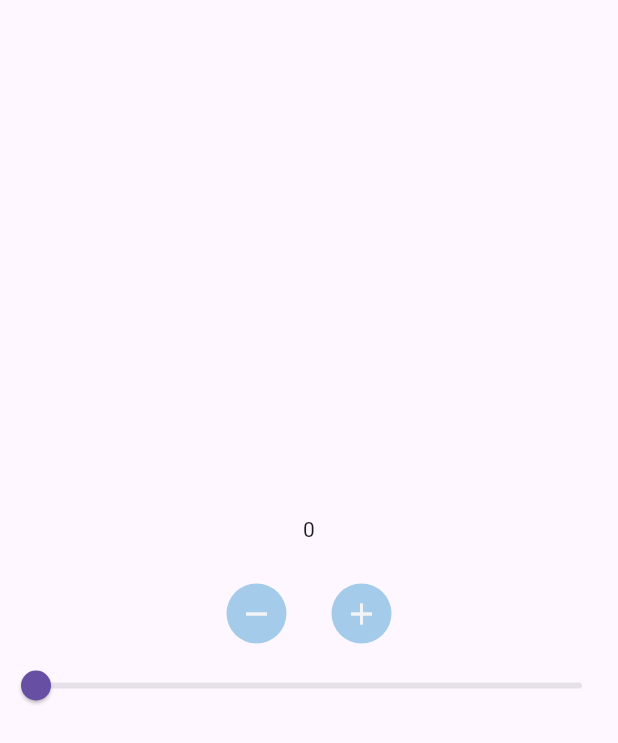
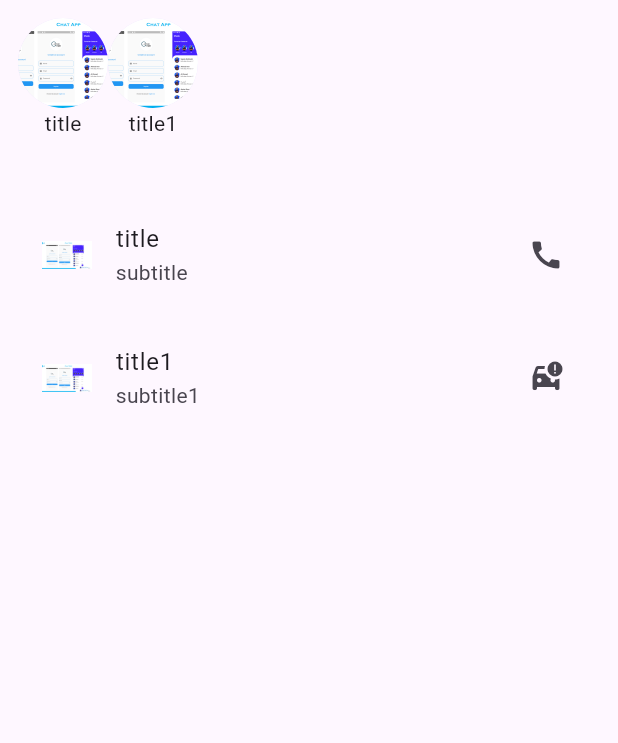
Before and after one commit to Iyh-Gaber/Topics, a Flutter app: the screen it shows after launch, on a phone screen of 412 x 824 dp. Shown: the top 743 px of the screen. Run offline on Flutter 3.47's test engine with Material 3 defaults, Android fonts, the phone set to English and light mode, and no system bars.

Commit message:
ListView widget and litTile

```diff
--- /dev/null
+++ b/lib/chat.dart
@@ -0,0 +1,62 @@
+import 'package:flutter/material.dart';
+import 'package:top_food/data_model.dart';
+
+class Chat extends StatelessWidget {
+   Chat({super.key});
+  List<DataModel> items = [
+DataModel(title: 'title', subtitle: 'subtitle', image: 'assets/images/Session-4.png', icon: Icons.call),
+DataModel(title: 'title1', subtitle: 'subtitle1', image: 'assets/images/Session-4.png', icon: Icons.car_crash),
+
+  ];
+
+  @override
+  Widget build(BuildContext context) {
+    return Scaffold(
+      body: SafeArea(
+        child: Padding(
+          padding: const EdgeInsets.all(12.0),
+          child: Column(
+            children: [
+              SizedBox(
+                height: 100,
+                child: ListView.separated(
+                  scrollDirection: Axis.horizontal,
+                  itemBuilder: (context, index) {
+                    return Column(
+                      children: [
+                        CircleAvatar(
+                          radius: 30,
+                          backgroundImage: AssetImage(items[index].image.toString()),
+                        ),
+                        Text(items[index].title.toString()),
+                      ],
+                    );
+                  },
+                  separatorBuilder: (context, index) => SizedBox(height: 10),
+                  itemCount: items.length,
+                ),
+              ),
+
+              SizedBox(height: 22),
+
+              Expanded(
+                child: ListView.separated(
+                  itemBuilder: (context, index) {
+                    return ListTile(
+                      leading: Image.asset(items[index].image.toString(),width: 33,height: 33,),
+                      title: Text(items[index].title.toString()),
+                      subtitle: Text(items[index].subtitle.toString()),
+                      trailing: Icon(items[index].icon),
+                    );
+                  },
+                  separatorBuilder: (context, index) => SizedBox(height: 10),
+                  itemCount: items.length,
+                ),
+              ),
+            ],
+          ),
+        ),
+      ),
+    );
+  }
+}
--- /dev/null
+++ b/lib/data_model.dart
@@ -0,0 +1,21 @@
+import 'package:flutter/material.dart';
+
+class DataModel {
+ final String? title;
+ final String? subtitle;
+ final String? image;
+ final IconData? icon;
+
+  DataModel({required this.title, required this.subtitle, required this.image, required this.icon});
+
+
+
+
+
+
+
+
+
+
+
+}
--- a/lib/main.dart
+++ b/lib/main.dart
@@ -1,5 +1,6 @@
 import 'package:flutter/material.dart';
 import 'package:top_food/burger.dart';
+import 'package:top_food/chat.dart';
 import 'package:top_food/counter.dart';
 import 'package:top_food/img.dart';
 
@@ -20,7 +21,7 @@ class MyApp extends StatelessWidget {
       // home: SimpleWidgets(),
       // home: Img(),
      // home: Burger(),
-     home: Counter(),
+     home: Chat(),
     );
   }
 }
--- a/pubspec.yaml
+++ b/pubspec.yaml
@@ -59,6 +59,7 @@ flutter:
   assets:
     - assets/images/t1.jpg
     - assets/
+    - assets/images/Session-4.png
 
   # To add assets to your application, add an assets section, like this:
   # assets:
```
Also changed, not shown: assets/images/Session-4.png (added).
